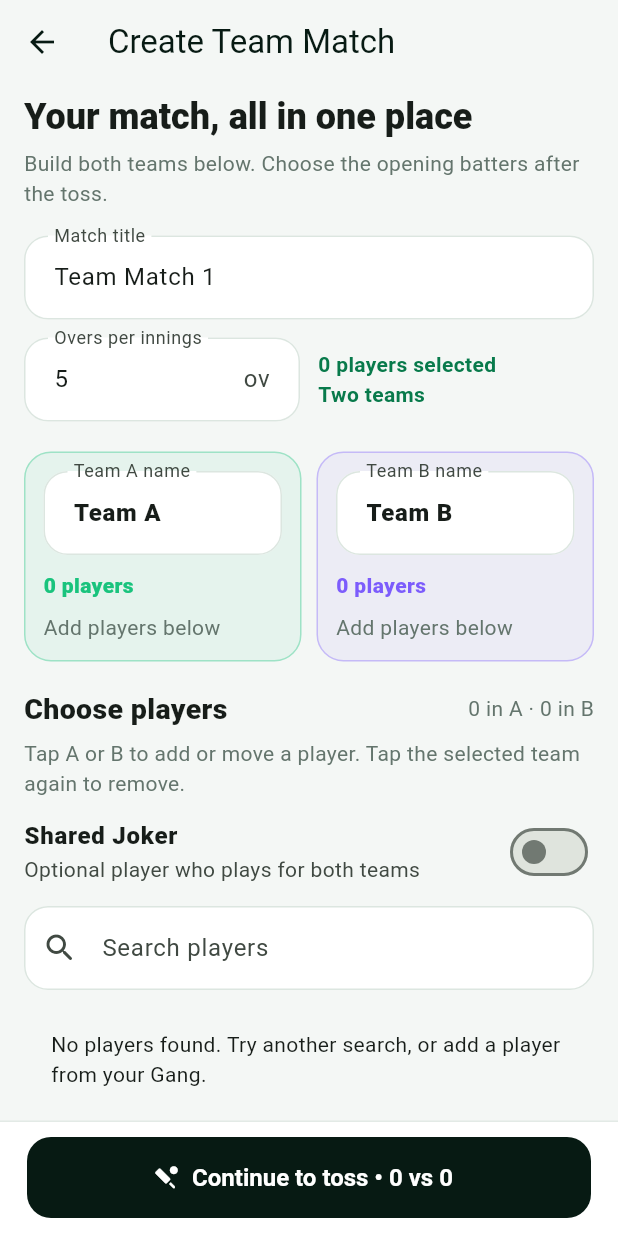
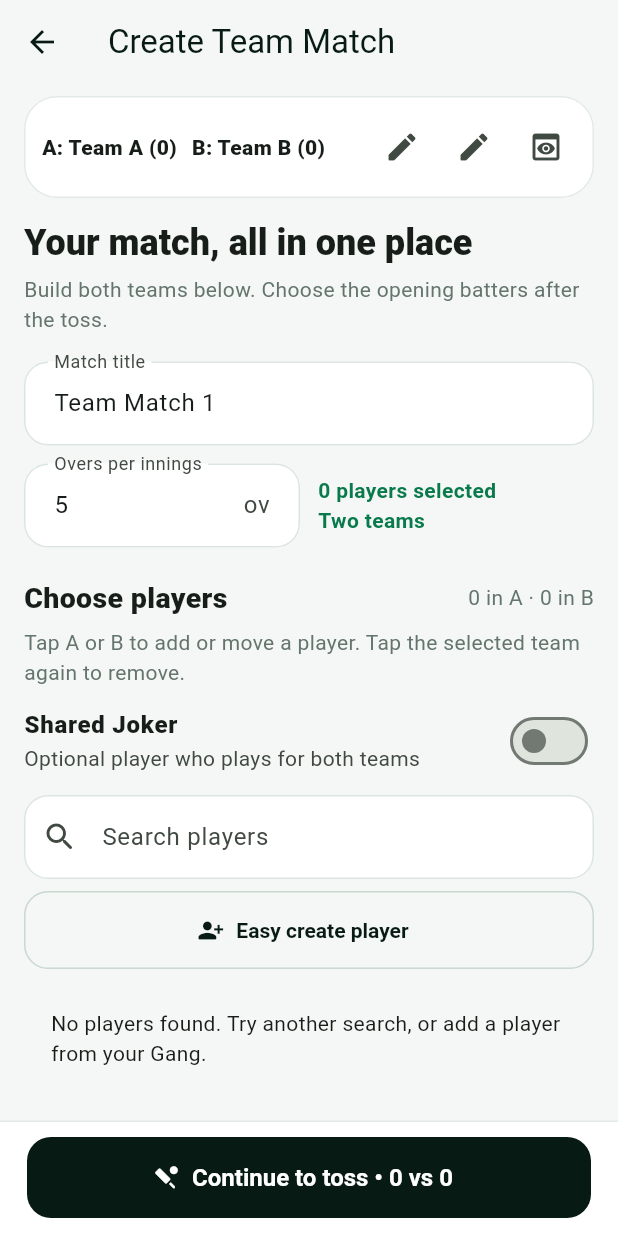
Before and after one commit to rc-balaji/TexiolCricXii, a Flutter app: the CreateTeamMatchScreen screen opened directly, on a phone screen of 412 x 824 dp. Run offline on Flutter 3.47's test engine with Material 3 defaults, Android fonts, the phone set to English and light mode, and no system bars; our stand-ins replace cloud_firestore, firebase_auth, firebase_core, pdf, share_plus, shared_preferences; accounts and stored records are empty; network calls fail; statements that could not run were skipped.

Commit message:
feat: improve team setup controls
Keep team names and preview controls visible during setup, add edit dialogs and numbered team previews, and provide a one-field Easy Create player flow with safe defaults and loading feedback.\n\nCo-authored-by: Copilot <223556219+Copilot@users.noreply.github.com>

```diff
--- a/lib/screens/create_team_match_screen.dart
+++ b/lib/screens/create_team_match_screen.dart
@@ -2,7 +2,9 @@ import 'dart:math';
 
 import 'package:flutter/material.dart';
 
+import '../data/app_store.dart';
 import '../domain/cricket_match.dart';
+import '../domain/enums.dart';
 import '../domain/player.dart';
 import '../domain/team_match.dart';
 import '../theme/app_theme.dart';
@@ -167,6 +169,152 @@ class _CreateTeamMatchScreenState extends State<CreateTeamMatchScreen> {
           ? 'B'
           : null;
 
+  Future<void> _editTeamName(
+    String team,
+    TextEditingController controller,
+  ) async {
+    final editor = TextEditingController(text: controller.text);
+    final result = await showDialog<String>(
+      context: context,
+      builder:
+          (context) => AlertDialog(
+            title: Text('Edit Team $team name'),
+            content: TextField(
+              controller: editor,
+              autofocus: true,
+              textCapitalization: TextCapitalization.words,
+              decoration: const InputDecoration(labelText: 'Team name'),
+              onSubmitted: (value) => Navigator.pop(context, value.trim()),
+            ),
+            actions: [
+              TextButton(
+                onPressed: () => Navigator.pop(context),
+                child: const Text('Cancel'),
+              ),
+              FilledButton(
+                onPressed: () => Navigator.pop(context, editor.text.trim()),
+                child: const Text('Confirm'),
+              ),
+            ],
+          ),
+    );
+    editor.dispose();
+    if (!mounted || result == null || result.trim().isEmpty) return;
+    setState(() => controller.text = result.trim());
+  }
+
+  Future<void> _showTeamPreview() async {
+    final store = AppScope.read(context);
+    await showDialog<void>(
+      context: context,
+      builder:
+          (context) => AlertDialog(
+            title: const Text('Team preview'),
+            content: SizedBox(
+              width: double.maxFinite,
+              child: ListView(
+                shrinkWrap: true,
+                children: [
+                  _previewList('1. ${_teamAName.text}', _teamA, store),
+                  const SizedBox(height: 16),
+                  _previewList('2. ${_teamBName.text}', _teamB, store),
+                ],
+              ),
+            ),
+            actions: [
+              TextButton(
+                onPressed: () => Navigator.pop(context),
+                child: const Text('Close'),
+              ),
+            ],
+          ),
+    );
+  }
+
+  Widget _previewList(String title, List<String> ids, AppStore store) => Column(
+    crossAxisAlignment: CrossAxisAlignment.start,
+    children: [
+      Text(title, style: const TextStyle(fontWeight: FontWeight.w900)),
+      const SizedBox(height: 6),
+      if (ids.isEmpty)
+        const Text(
+          'No players selected',
+          style: TextStyle(color: AppColors.muted),
+        )
+      else
+        for (var index = 0; index < ids.length; index++)
+          Padding(
+            padding: const EdgeInsets.only(bottom: 4),
+            child: Text(
+              '${index + 1}. ${store.playerById(ids[index])?.name ?? ids[index]}',
+            ),
+          ),
+    ],
+  );
+
+  Future<void> _easyCreatePlayer() async {
+    final nameController = TextEditingController();
+    final name = await showDialog<String>(
+      context: context,
+      builder:
+          (context) => AlertDialog(
+            title: const Text('Easy create player'),
+            content: TextField(
+              controller: nameController,
+              autofocus: true,
+              textCapitalization: TextCapitalization.words,
+              decoration: const InputDecoration(labelText: 'Player name'),
+              onSubmitted: (value) => Navigator.pop(context, value.trim()),
+            ),
+            actions: [
+              TextButton(
+                onPressed: () => Navigator.pop(context),
+                child: const Text('Cancel'),
+              ),
+              FilledButton(
+                onPressed:
+                    () => Navigator.pop(context, nameController.text.trim()),
+                child: const Text('Create'),
+              ),
+            ],
+          ),
+    );
+    nameController.dispose();
+    if (!mounted || name == null || name.trim().length < 2) return;
+    setState(() => _saving = true);
+    try {
+      final slug = name
+          .trim()
+          .toLowerCase()
+          .replaceAll(RegExp(r'\s+'), '_')
+          .replaceAll(RegExp(r'[^a-z0-9_]'), '');
+      final email =
+          '$slug.${DateTime.now().millisecondsSinceEpoch}@cricxii.app';
+      final created = await AppScope.read(context).registerManagedPlayerAccount(
+        name: name.trim(),
+        email: email,
+        password: '12345678',
+        battingStyle: BattingStyle.rightHanded,
+        avatarPreset: 1,
+      );
+      if (!mounted) return;
+      _assign(created.player.id, 'A');
+      ScaffoldMessenger.of(context).showSnackBar(
+        SnackBar(
+          content: Text('${created.player.name} created and added to Team A'),
+        ),
+      );
+    } on Object catch (error) {
+      if (mounted) {
+        ScaffoldMessenger.of(context).showSnackBar(
+          SnackBar(content: Text('$error'.replaceFirst('Bad state: ', ''))),
+        );
+      }
+    } finally {
+      if (mounted) setState(() => _saving = false);
+    }
+  }
+
   String? _validate() {
     if (_teamA.length < 2 || _teamB.length < 2)
       return 'Add at least two players to each team. A shared Joker can play for both.';
@@ -314,16 +462,20 @@ class _CreateTeamMatchScreenState extends State<CreateTeamMatchScreen> {
           ),
         ),
       ),
-      body: ListView(
+      body: Column(
+        children: [
+          _fixedTeamSummary(),
+          Expanded(
+            child: ListView(
               key: const ValueKey('team-match-setup-scroll'),
               cacheExtent: 10000,
               padding: const EdgeInsets.fromLTRB(16, 6, 16, 24),
               children: [
                 Text(
                   'Your match, all in one place',
-            style: Theme.of(
-              context,
-            ).textTheme.headlineSmall?.copyWith(fontWeight: FontWeight.w900),
+                  style: Theme.of(context).textTheme.headlineSmall?.copyWith(
+                    fontWeight: FontWeight.w900,
+                  ),
                 ),
                 const SizedBox(height: 5),
                 const Text(
@@ -362,27 +514,6 @@ class _CreateTeamMatchScreenState extends State<CreateTeamMatchScreen> {
                   ],
                 ),
                 const SizedBox(height: 20),
-          LayoutBuilder(
-            builder: (context, constraints) {
-              final cards = [
-                _teamPreview('A', _teamAName, _teamA, const Color(0xFF19C37D)),
-                _teamPreview('B', _teamBName, _teamB, const Color(0xFF7C5CFC)),
-              ];
-              if (constraints.maxWidth < 360)
-                return Column(
-                  children: [cards[0], const SizedBox(height: 10), cards[1]],
-                );
-              return Row(
-                crossAxisAlignment: CrossAxisAlignment.start,
-                children: [
-                  Expanded(child: cards[0]),
-                  const SizedBox(width: 10),
-                  Expanded(child: cards[1]),
-                ],
-              );
-            },
-          ),
-          const SizedBox(height: 18),
                 _sectionTitle(
                   'Choose players',
                   '${_teamA.length} in A · ${_teamB.length} in B',
@@ -398,7 +529,9 @@ class _CreateTeamMatchScreenState extends State<CreateTeamMatchScreen> {
                     'Shared Joker',
                     style: TextStyle(fontWeight: FontWeight.w800),
                   ),
-            subtitle: const Text('Optional player who plays for both teams'),
+                  subtitle: const Text(
+                    'Optional player who plays for both teams',
+                  ),
                   value: _jokerEnabled,
                   onChanged: _setJoker,
                 ),
@@ -409,6 +542,12 @@ class _CreateTeamMatchScreenState extends State<CreateTeamMatchScreen> {
                     labelText: 'Search players',
                     prefixIcon: Icon(Icons.search_rounded),
                   ),
+                ),
+                const SizedBox(height: 8),
+                OutlinedButton.icon(
+                  onPressed: _saving ? null : _easyCreatePlayer,
+                  icon: const Icon(Icons.person_add_alt_1_rounded),
+                  label: const Text('Easy create player'),
                 ),
                 const SizedBox(height: 8),
                 if (filtered.isEmpty)
@@ -462,7 +601,9 @@ class _CreateTeamMatchScreenState extends State<CreateTeamMatchScreen> {
                                     if (_jokerEnabled) 'J',
                                   ])
                                     ChoiceChip(
-                                key: ValueKey('assign-${player.id}-$team'),
+                                      key: ValueKey(
+                                        'assign-${player.id}-$team',
+                                      ),
                                       label: Text(team == 'J' ? 'Joker' : team),
                                       showCheckmark: false,
                                       selected: assignment == team,
@@ -504,7 +645,11 @@ class _CreateTeamMatchScreenState extends State<CreateTeamMatchScreen> {
                         ),
                       _rule('Bye', _bye, (v) => _bye = v),
                       _rule('Leg bye', _legBye, (v) => _legBye = v),
-                _rule('Manual penalty extras', _penalty, (v) => _penalty = v),
+                      _rule(
+                        'Manual penalty extras',
+                        _penalty,
+                        (v) => _penalty = v,
+                      ),
                       const Padding(
                         padding: EdgeInsets.only(bottom: 16),
                         child: Text(
@@ -543,7 +688,9 @@ class _CreateTeamMatchScreenState extends State<CreateTeamMatchScreen> {
                       ),
                       const SizedBox(height: 18),
                       DropdownButtonFormField<String>(
-                  key: ValueKey('scorer-$_trackerId-${_selectedIds.join(',')}'),
+                        key: ValueKey(
+                          'scorer-$_trackerId-${_selectedIds.join(',')}',
+                        ),
                         initialValue: _trackerId ?? '',
                         isExpanded: true,
                         decoration: const InputDecoration(
@@ -565,7 +712,8 @@ class _CreateTeamMatchScreenState extends State<CreateTeamMatchScreen> {
                           ),
                         ],
                         onChanged:
-                      (v) => setState(() => _trackerId = v == '' ? null : v),
+                            (v) =>
+                                setState(() => _trackerId = v == '' ? null : v),
                       ),
                     ],
                   ),
@@ -580,8 +728,61 @@ class _CreateTeamMatchScreenState extends State<CreateTeamMatchScreen> {
                   ),
               ],
             ),
+          ),
+        ],
+      ),
     );
   }
+
+  Widget _fixedTeamSummary() => Material(
+    color: Theme.of(context).scaffoldBackgroundColor,
+    child: SafeArea(
+      bottom: false,
+      child: Padding(
+        padding: const EdgeInsets.fromLTRB(16, 8, 16, 8),
+        child: Card(
+          margin: EdgeInsets.zero,
+          child: Padding(
+            padding: const EdgeInsets.fromLTRB(12, 10, 8, 10),
+            child: Row(
+              children: [
+                Expanded(
+                  child: Wrap(
+                    spacing: 10,
+                    runSpacing: 4,
+                    children: [
+                      _teamSummary('A', _teamAName.text, _teamA.length),
+                      _teamSummary('B', _teamBName.text, _teamB.length),
+                    ],
+                  ),
+                ),
+                IconButton(
+                  tooltip: 'Edit Team A',
+                  onPressed: () => _editTeamName('A', _teamAName),
+                  icon: const Icon(Icons.edit_rounded),
+                ),
+                IconButton(
+                  tooltip: 'Edit Team B',
+                  onPressed: () => _editTeamName('B', _teamBName),
+                  icon: const Icon(Icons.edit_rounded),
+                ),
+                IconButton(
+                  tooltip: 'Preview teams',
+                  onPressed: _showTeamPreview,
+                  icon: const Icon(Icons.preview_rounded),
+                ),
+              ],
+            ),
+          ),
+        ),
+      ),
+    ),
+  );
+
+  Widget _teamSummary(String team, String name, int count) => Text(
+    '$team: $name ($count)',
+    style: const TextStyle(fontWeight: FontWeight.w900),
+  );
 
   Widget _sectionTitle(String title, String detail) => Wrap(
     alignment: WrapAlignment.spaceBetween,
@@ -595,71 +796,6 @@ class _CreateTeamMatchScreenState extends State<CreateTeamMatchScreen> {
       Text(detail, style: const TextStyle(color: AppColors.muted)),
     ],
   );
-
-  Widget _teamPreview(
-    String team,
-    TextEditingController name,
-    List<String> ids,
-    Color color,
-  ) {
-    final store = AppScope.read(context);
-    return Container(
-      padding: const EdgeInsets.all(12),
-      decoration: BoxDecoration(
-        color: color.withValues(alpha: .07),
-        border: Border.all(color: color.withValues(alpha: .35)),
-        borderRadius: BorderRadius.circular(18),
-      ),
-      child: Column(
-        crossAxisAlignment: CrossAxisAlignment.start,
-        children: [
-          TextField(
-            controller: name,
-            onChanged: (_) => setState(() {}),
-            style: const TextStyle(fontWeight: FontWeight.w900),
-            decoration: InputDecoration(
-              labelText: 'Team $team name',
-              isDense: true,
-            ),
-          ),
-          const SizedBox(height: 10),
-          Text(
-            '${ids.length} players',
-            style: TextStyle(color: color, fontWeight: FontWeight.w900),
-          ),
-          const SizedBox(height: 8),
-          if (ids.isEmpty)
-            const Text(
-              'Add players below',
-              style: TextStyle(color: AppColors.muted),
-            ),
-          for (final id in ids)
-            Padding(
-              padding: const EdgeInsets.only(bottom: 5),
-              child: Row(
-                children: [
-                  Icon(
-                    id == _jokerId
-                        ? Icons.style_rounded
-                        : Icons.person_outline_rounded,
-                    size: 15,
-                    color: color,
-                  ),
-                  const SizedBox(width: 5),
-                  Expanded(
-                    child: Text(
-                      store.playerById(id)?.name ?? id,
-                      maxLines: 2,
-                      overflow: TextOverflow.ellipsis,
-                    ),
-                  ),
-                ],
-              ),
-            ),
-        ],
-      ),
-    );
-  }
 
   Widget _rule(String label, bool value, ValueChanged<bool> onChanged) =>
       SwitchListTile.adaptive(
```
Lines whose indentation alone changed are shown as unchanged.
